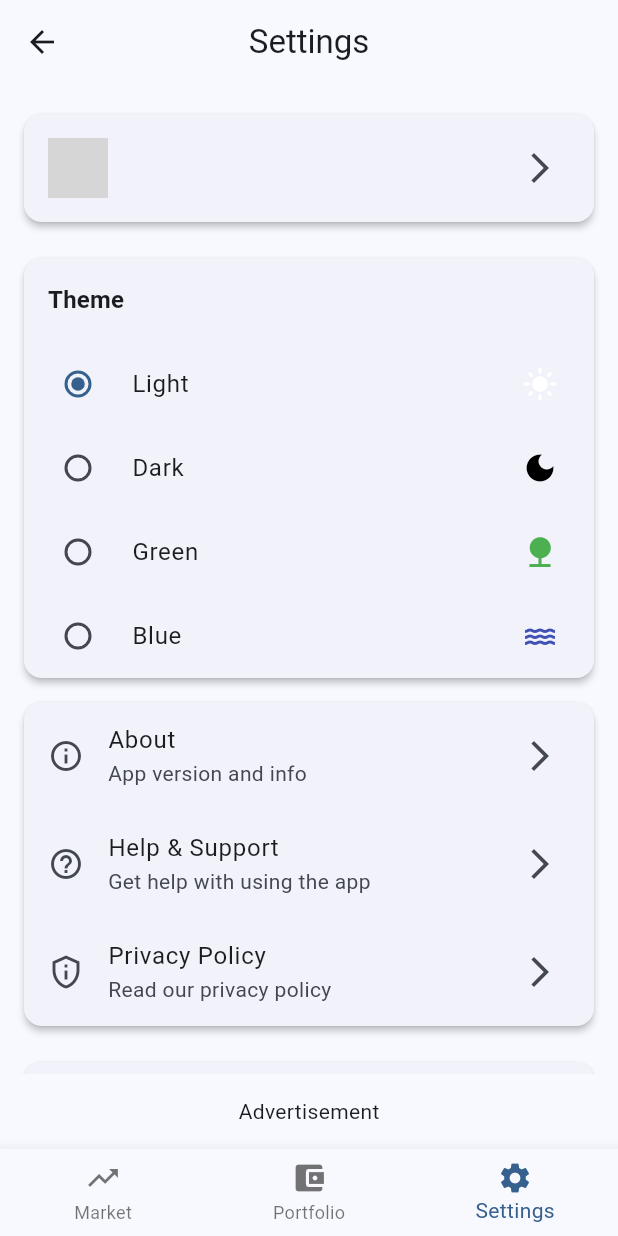
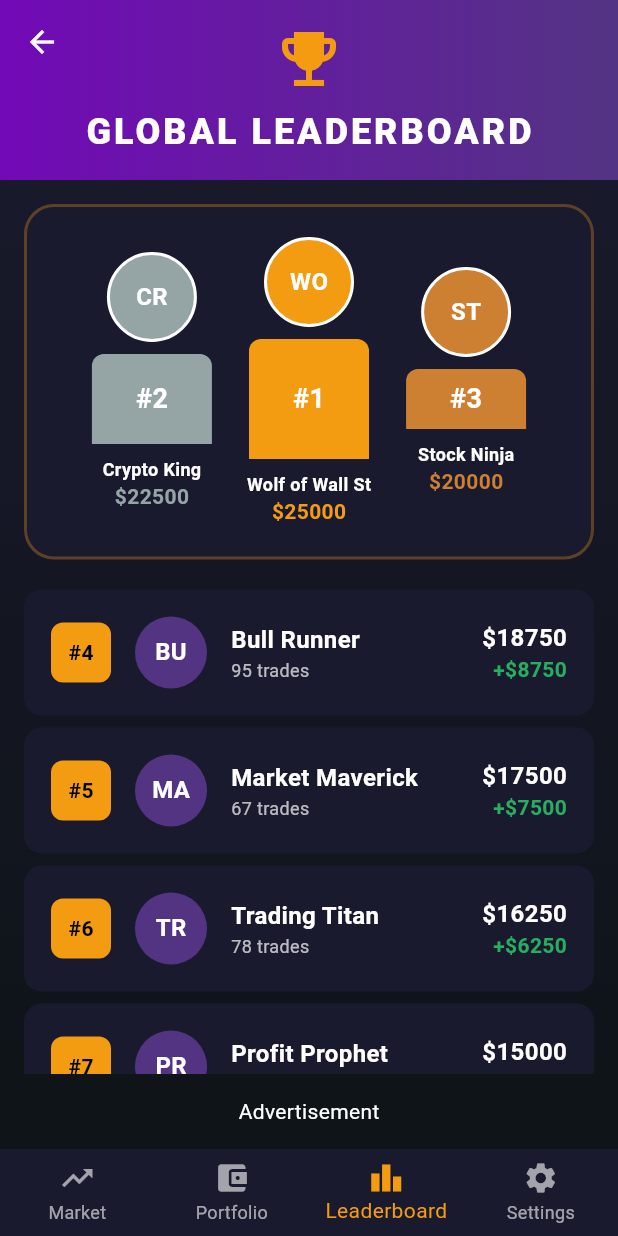
Before and after one commit to TNeptune0330/stox-app, a Flutter app: the MainNavigation screen opened directly, item 3 of the bottom bar chosen, on a phone screen of 412 x 824 dp. Run offline on Flutter 3.47's test engine with Material 3 defaults, Android fonts, the phone set to English and light mode, and no system bars; our stand-ins replace google_mobile_ads, google_sign_in, hive_flutter, image_picker, shared_preferences, supabase_flutter; accounts and stored records are empty; network calls fail; grey boxes are pictures that could not be loaded.

```diff
--- /dev/null
+++ b/lib/models/leaderboard_model.dart
@@ -0,0 +1,78 @@
+class LeaderboardEntry {
+  final String id;
+  final String username;
+  final String? avatarUrl;
+  final double netWorth;
+  final double totalPnL;
+  final double totalPnLPercentage;
+  final int totalTrades;
+  final int rank;
+  final DateTime lastUpdated;
+
+  LeaderboardEntry({
+    required this.id,
+    required this.username,
+    this.avatarUrl,
+    required this.netWorth,
+    required this.totalPnL,
+    required this.totalPnLPercentage,
+    required this.totalTrades,
+    required this.rank,
+    required this.lastUpdated,
+  });
+
+  factory LeaderboardEntry.fromJson(Map<String, dynamic> json) {
+    return LeaderboardEntry(
+      id: json['id'],
+      username: json['username'] ?? 'Anonymous Trader',
+      avatarUrl: json['avatar_url'],
+      netWorth: (json['net_worth'] as num).toDouble(),
+      totalPnL: (json['total_pnl'] as num).toDouble(),
+      totalPnLPercentage: (json['total_pnl_percentage'] as num).toDouble(),
+      totalTrades: json['total_trades'] ?? 0,
+      rank: json['rank'] ?? 0,
+      lastUpdated: DateTime.parse(json['last_updated']),
+    );
+  }
+
+  // Create mock leaderboard data
+  static List<LeaderboardEntry> getMockLeaderboard() {
+    final mockData = [
+      {'name': 'Wolf of Wall St', 'worth': 25000, 'pnl': 15000, 'trades': 150},
+      {'name': 'Crypto King', 'worth': 22500, 'pnl': 12500, 'trades': 120},
+      {'name': 'Stock Ninja', 'worth': 20000, 'pnl': 10000, 'trades': 89},
+      {'name': 'Bull Runner', 'worth': 18750, 'pnl': 8750, 'trades': 95},
+      {'name': 'Market Maverick', 'worth': 17500, 'pnl': 7500, 'trades': 67},
+      {'name': 'Trading Titan', 'worth': 16250, 'pnl': 6250, 'trades': 78},
+      {'name': 'Profit Prophet', 'worth': 15000, 'pnl': 5000, 'trades': 56},
+      {'name': 'Gold Getter', 'worth': 13750, 'pnl': 3750, 'trades': 45},
+      {'name': 'Diamond Hands', 'worth': 12500, 'pnl': 2500, 'trades': 34},
+      {'name': 'Rocket Rider', 'worth': 11250, 'pnl': 1250, 'trades': 23},
+    ];
+
+    return mockData.asMap().entries.map((entry) {
+      final index = entry.key;
+      final data = entry.value;
+
+      return LeaderboardEntry(
+        id: 'mock_${index + 1}',
+        username: data['name'] as String,
+        avatarUrl: null,
+        netWorth: (data['worth'] as num).toDouble(),
+        totalPnL: (data['pnl'] as num).toDouble(),
+        totalPnLPercentage: ((data['pnl'] as num).toDouble() / 10000) * 100,
+        totalTrades: data['trades'] as int,
+        rank: index + 1,
+        lastUpdated: DateTime.now(),
+      );
+    }).toList();
+  }
+
+  String get formattedNetWorth => '\$${netWorth.toStringAsFixed(0)}';
+  String get formattedPnL => totalPnL >= 0
+      ? '+\$${totalPnL.toStringAsFixed(0)}'
+      : '-\$${totalPnL.abs().toStringAsFixed(0)}';
+  String get formattedPnLPercentage => totalPnLPercentage >= 0
+      ? '+${totalPnLPercentage.toStringAsFixed(1)}%'
+      : '${totalPnLPercentage.toStringAsFixed(1)}%';
+}
--- a/lib/providers/theme_provider.dart
+++ b/lib/providers/theme_provider.dart
@@ -20,16 +20,61 @@ class ThemeProvider with ChangeNotifier {
   ThemeData get themeData {
     switch (_selectedTheme) {
       case 'dark':
-        return _darkTheme;
+        return _gameTheme;
       case 'green':
         return _greenTheme;
       case 'blue':
         return _blueTheme;
       case 'light':
       default:
-        return _lightTheme;
+        return _gameTheme; // Default to game theme
     }
   }
+
+  static final ThemeData _gameTheme = ThemeData(
+    useMaterial3: true,
+    colorScheme: const ColorScheme.dark(
+      background: Color(0xFF0f1419),
+      surface: Color(0xFF1a1a2e),
+      primary: Color(0xFFf39c12),
+      secondary: Color(0xFF7209b7),
+      tertiary: Color(0xFF27ae60),
+      error: Color(0xFFe74c3c),
+      onBackground: Colors.white,
+      onSurface: Colors.white,
+      onPrimary: Colors.black,
+      onSecondary: Colors.white,
+    ),
+    scaffoldBackgroundColor: const Color(0xFF0f1419),
+    appBarTheme: const AppBarTheme(
+      backgroundColor: Color(0xFF1a1a2e),
+      foregroundColor: Colors.white,
+      centerTitle: true,
+      elevation: 0,
+    ),
+    cardTheme: CardThemeData(
+      color: const Color(0xFF1a1a2e),
+      elevation: 4,
+      shape: RoundedRectangleBorder(
+        borderRadius: BorderRadius.circular(16),
+      ),
+    ),
+    elevatedButtonTheme: ElevatedButtonThemeData(
+      style: ElevatedButton.styleFrom(
+        backgroundColor: const Color(0xFFf39c12),
+        foregroundColor: Colors.black,
+        shape: RoundedRectangleBorder(
+          borderRadius: BorderRadius.circular(12),
+        ),
+      ),
+    ),
+    bottomNavigationBarTheme: const BottomNavigationBarThemeData(
+      backgroundColor: Color(0xFF1a1a2e),
+      selectedItemColor: Color(0xFFf39c12),
+      unselectedItemColor: Colors.white60,
+      elevation: 8,
+    ),
+  );
 
   static final ThemeData _lightTheme = ThemeData(
     useMaterial3: true,
--- /dev/null
+++ b/lib/screens/leaderboard/leaderboard_screen.dart
@@ -0,0 +1,311 @@
+import 'package:flutter/material.dart';
+import 'package:provider/provider.dart';
+import '../../models/leaderboard_model.dart';
+import '../../providers/auth_provider.dart';
+import '../main_navigation.dart';
+
+class LeaderboardScreen extends StatefulWidget {
+  const LeaderboardScreen({super.key});
+
+  @override
+  State<LeaderboardScreen> createState() => _LeaderboardScreenState();
+}
+
+class _LeaderboardScreenState extends State<LeaderboardScreen> {
+  List<LeaderboardEntry> _leaderboard = [];
+
+  @override
+  void initState() {
+    super.initState();
+    _loadLeaderboard();
+  }
+
+  void _loadLeaderboard() {
+    setState(() {
+      _leaderboard = LeaderboardEntry.getMockLeaderboard();
+    });
+  }
+
+  @override
+  Widget build(BuildContext context) {
+    return Scaffold(
+      body: Container(
+        decoration: const BoxDecoration(
+          gradient: LinearGradient(
+            begin: Alignment.topCenter,
+            end: Alignment.bottomCenter,
+            colors: [
+              Color(0xFF1a1a2e),
+              Color(0xFF0f1419),
+            ],
+          ),
+        ),
+        child: CustomScrollView(
+          slivers: [
+            // Game-like Header
+            SliverAppBar(
+              expandedHeight: 120,
+              floating: false,
+              pinned: true,
+              backgroundColor: Colors.transparent,
+              flexibleSpace: FlexibleSpaceBar(
+                background: Container(
+                  decoration: const BoxDecoration(
+                    gradient: LinearGradient(
+                      colors: [Color(0xFF7209b7), Color(0xFF533483)],
+                    ),
+                  ),
+                  child: const Center(
+                    child: Column(
+                      mainAxisAlignment: MainAxisAlignment.center,
+                      children: [
+                        Icon(
+                          Icons.emoji_events,
+                          size: 48,
+                          color: Color(0xFFf39c12),
+                        ),
+                        SizedBox(height: 8),
+                        Text(
+                          'GLOBAL LEADERBOARD',
+                          style: TextStyle(
+                            fontSize: 24,
+                            fontWeight: FontWeight.w900,
+                            color: Colors.white,
+                            letterSpacing: 2,
+                          ),
+                        ),
+                      ],
+                    ),
+                  ),
+                ),
+              ),
+            ),
+
+            // Top 3 Podium
+            SliverToBoxAdapter(
+              child: Container(
+                margin: const EdgeInsets.all(16),
+                padding: const EdgeInsets.all(20),
+                decoration: BoxDecoration(
+                  color: const Color(0xFF1a1a2e),
+                  borderRadius: BorderRadius.circular(20),
+                  border: Border.all(
+                    color: const Color(0xFFf39c12).withOpacity(0.3),
+                    width: 2,
+                  ),
+                ),
+                child: Row(
+                  mainAxisAlignment: MainAxisAlignment.spaceEvenly,
+                  children: [
+                    if (_leaderboard.length > 1) _buildPodiumItem(_leaderboard[1], 2),
+                    if (_leaderboard.isNotEmpty) _buildPodiumItem(_leaderboard[0], 1),
+                    if (_leaderboard.length > 2) _buildPodiumItem(_leaderboard[2], 3),
+                  ],
+                ),
+              ),
+            ),
+
+            // Rest of the leaderboard
+            SliverList(
+              delegate: SliverChildBuilderDelegate(
+                (context, index) {
+                  final actualIndex = index + 3;
+                  if (actualIndex >= _leaderboard.length) return null;
+
+                  final entry = _leaderboard[actualIndex];
+                  return _buildLeaderboardTile(entry);
+                },
+                childCount: _leaderboard.length > 3 ? _leaderboard.length - 3 : 0,
+              ),
+            ),
+          ],
+        ),
+      ),
+    );
+  }
+
+  Widget _buildPodiumItem(LeaderboardEntry entry, int position) {
+    final colors = {
+      1: const Color(0xFFf39c12), // Gold
+      2: const Color(0xFF95a5a6), // Silver
+      3: const Color(0xFFcd7f32), // Bronze
+    };
+
+    final heights = {1: 80.0, 2: 60.0, 3: 40.0};
+
+    return Column(
+      children: [
+        Container(
+          width: 60,
+          height: 60,
+          decoration: BoxDecoration(
+            color: colors[position],
+            shape: BoxShape.circle,
+            border: Border.all(color: Colors.white, width: 2),
+          ),
+          child: Center(
+            child: Text(
+              entry.username.substring(0, 2).toUpperCase(),
+              style: const TextStyle(
+                color: Colors.white,
+                fontWeight: FontWeight.bold,
+                fontSize: 16,
+              ),
+            ),
+          ),
+        ),
+        const SizedBox(height: 8),
+        Container(
+          width: 80,
+          height: heights[position],
+          decoration: BoxDecoration(
+            color: colors[position],
+            borderRadius: const BorderRadius.only(
+              topLeft: Radius.circular(8),
+              topRight: Radius.circular(8),
+            ),
+          ),
+          child: Center(
+            child: Text(
+              '#$position',
+              style: const TextStyle(
+                color: Colors.white,
+                fontWeight: FontWeight.bold,
+                fontSize: 18,
+              ),
+            ),
+          ),
+        ),
+        const SizedBox(height: 8),
+        Text(
+          entry.username,
+          style: const TextStyle(
+            color: Colors.white,
+            fontWeight: FontWeight.bold,
+            fontSize: 12,
+          ),
+          textAlign: TextAlign.center,
+        ),
+        Text(
+          entry.formattedNetWorth,
+          style: TextStyle(
+            color: colors[position],
+            fontWeight: FontWeight.bold,
+            fontSize: 14,
+          ),
+        ),
+      ],
+    );
+  }
+
+  Widget _buildLeaderboardTile(LeaderboardEntry entry) {
+    final authProvider = Provider.of<AuthProvider>(context, listen: false);
+    final isCurrentUser = authProvider.user?.username == entry.username;
+
+    return Container(
+      margin: const EdgeInsets.symmetric(horizontal: 16, vertical: 4),
+      padding: const EdgeInsets.all(16),
+      decoration: BoxDecoration(
+        color: isCurrentUser
+            ? const Color(0xFF7209b7).withOpacity(0.2)
+            : const Color(0xFF1a1a2e),
+        borderRadius: BorderRadius.circular(12),
+        border: Border.all(
+          color: isCurrentUser
+              ? const Color(0xFF7209b7)
+              : Colors.transparent,
+          width: 2,
+        ),
+      ),
+      child: Row(
+        children: [
+          // Rank
+          Container(
+            width: 40,
+            height: 40,
+            decoration: BoxDecoration(
+              color: const Color(0xFFf39c12),
+              borderRadius: BorderRadius.circular(8),
+            ),
+            child: Center(
+              child: Text(
+                '#${entry.rank}',
+                style: const TextStyle(
+                  color: Colors.black,
+                  fontWeight: FontWeight.bold,
+                  fontSize: 14,
+                ),
+              ),
+            ),
+          ),
+
+          const SizedBox(width: 16),
+
+          // Avatar
+          CircleAvatar(
+            radius: 24,
+            backgroundColor: const Color(0xFF533483),
+            child: Text(
+              entry.username.substring(0, 2).toUpperCase(),
+              style: const TextStyle(
+                color: Colors.white,
+                fontWeight: FontWeight.bold,
+              ),
+            ),
+          ),
+
+          const SizedBox(width: 16),
+
+          // User info
+          Expanded(
+            child: Column(
+              crossAxisAlignment: CrossAxisAlignment.start,
+              children: [
+                Text(
+                  entry.username,
+                  style: const TextStyle(
+                    color: Colors.white,
+                    fontWeight: FontWeight.bold,
+                    fontSize: 16,
+                  ),
+                ),
+                Text(
+                  '${entry.totalTrades} trades',
+                  style: const TextStyle(
+                    color: Colors.white70,
+                    fontSize: 12,
+                  ),
+                ),
+              ],
+            ),
+          ),
+
+          // Stats
+          Column(
+            crossAxisAlignment: CrossAxisAlignment.end,
+            children: [
+              Text(
+                entry.formattedNetWorth,
+                style: const TextStyle(
+                  color: Colors.white,
+                  fontWeight: FontWeight.bold,
+                  fontSize: 16,
+                ),
+              ),
+              Text(
+                entry.formattedPnL,
+                style: TextStyle(
+                  color: entry.totalPnL >= 0
+                      ? const Color(0xFF27ae60)
+                      : const Color(0xFFe74c3c),
+                  fontWeight: FontWeight.bold,
+                  fontSize: 14,
+                ),
+              ),
+            ],
+          ),
+        ],
+      ),
+    );
+  }
+}
--- a/lib/screens/main_navigation.dart
+++ b/lib/screens/main_navigation.dart
@@ -6,6 +6,7 @@ import '../providers/market_provider.dart';
 import '../widgets/banner_ad_widget.dart';
 import 'market/market_screen.dart';
 import 'portfolio/portfolio_screen.dart';
+import 'leaderboard/leaderboard_screen.dart';
 import 'settings/settings_screen.dart';
 
 class MainNavigation extends StatefulWidget {
@@ -21,6 +22,7 @@ class _MainNavigationState extends State<MainNavigation> {
   final List<Widget> _screens = [
     const MarketScreen(),
     const PortfolioScreen(),
+    const LeaderboardScreen(),
     const SettingsScreen(),
   ];
 
@@ -74,6 +76,10 @@ class _MainNavigationState extends State<MainNavigation> {
           BottomNavigationBarItem(
             icon: Icon(Icons.account_balance_wallet),
             label: 'Portfolio',
+          ),
+          BottomNavigationBarItem(
+            icon: Icon(Icons.leaderboard),
+            label: 'Leaderboard',
           ),
           BottomNavigationBarItem(
             icon: Icon(Icons.settings),
--- a/lib/services/auth_service.dart
+++ b/lib/services/auth_service.dart
@@ -12,14 +12,18 @@ class AuthService {
   Future<UserModel?> signInWithGoogle() async {
     try {
       final googleUser = await _googleSignIn.signIn();
-      if (googleUser == null) return null;
+      if (googleUser == null) {
+        // User cancelled sign-in, return mock user for demo
+        return await _createMockUser();
+      }
 
       final googleAuth = await googleUser.authentication;
       final accessToken = googleAuth.accessToken;
       final idToken = googleAuth.idToken;
 
       if (accessToken == null || idToken == null) {
-        throw Exception('Failed to get Google tokens');
+        // Token issue, use mock user for demo
+        return await _createMockUser();
       }
 
       final response = await _supabase.auth.signInWithIdToken(
@@ -32,25 +36,35 @@ class AuthService {
         return await _createOrUpdateUser(response.user!);
       }
 
-      return null;
+      return await _createMockUser();
     } catch (e) {
-      // For development, create a mock user if Google Sign-In fails
-      if (e.toString().contains('OAuth') || e.toString().contains('configuration')) {
-        return await _createMockUser();
-      }
-      throw Exception('Failed to sign in with Google: $e');
+      // Always fallback to mock user for development/demo
+      return await _createMockUser();
     }
   }
 
   Future<UserModel?> _createMockUser() async {
     try {
-      // Create a mock user for testing
+      // Create a mock user for testing - game-like names
+      final gameNames = [
+        'Wall Street Wolf',
+        'Stock Shark',
+        'Trading Tiger',
+        'Market Master',
+        'Bull Runner',
+        'Bear Slayer',
+        'Profit Prophet',
+        'Gold Getter'
+      ];
+
+      final randomName = gameNames[DateTime.now().millisecondsSinceEpoch % gameNames.length];
+
       final mockUser = UserModel(
-        id: 'mock_user_id',
-        email: 'test@example.com',
-        username: 'Test User',
+        id: 'player_${DateTime.now().millisecondsSinceEpoch}',
+        email: 'trader@stoxgame.com',
+        username: randomName,
         avatarUrl: null,
-        colorTheme: 'light',
+        colorTheme: 'dark',
         cashBalance: 10000.0,
         createdAt: DateTime.now(),
         updatedAt: DateTime.now(),
```
Also changed, not shown: lib/screens/auth/login_screen.dart (+126 -65 lines), lib/screens/portfolio/portfolio_screen.dart (+52 -5 lines).
